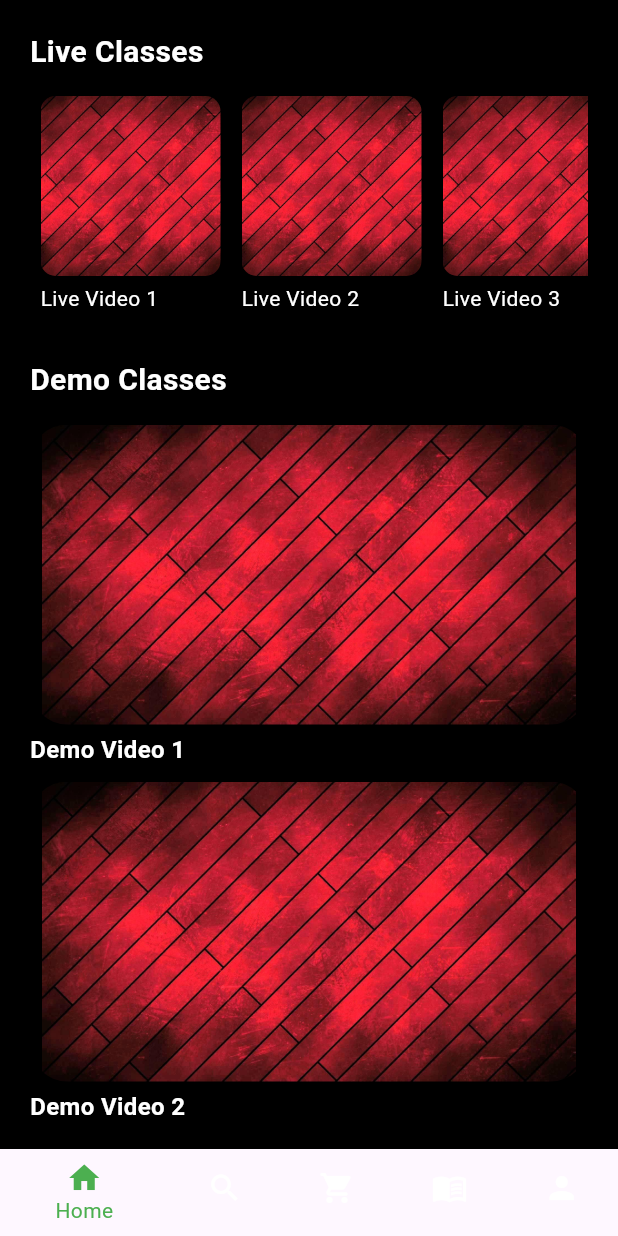
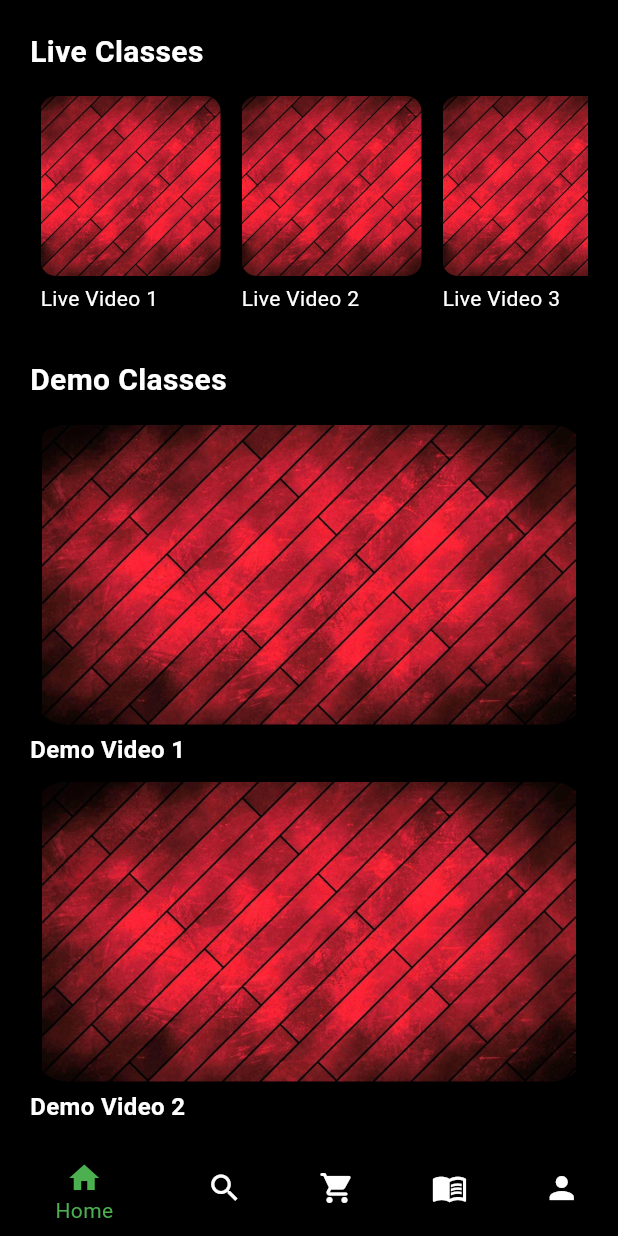
Before and after one commit to shourya0211/SPT, a Flutter app: the screen it shows after launch, on a phone screen of 412 x 824 dp. Run offline on Flutter 3.47's test engine with Material 3 defaults, Android fonts, the phone set to English and light mode, and no system bars.

Commit message:
Bottom NavigationBar Updated.

```diff
--- a/lib/HomePage.dart
+++ b/lib/HomePage.dart
@@ -165,7 +165,7 @@ class HomePageState extends State<HomePage> {
 
         // Search page
         Padding(
-          padding: const EdgeInsets.symmetric(vertical: 50,horizontal: 25),
+          padding: const EdgeInsets.symmetric(vertical: 50,horizontal: 32),
           child: Container(
             width: 300, // Adjust width as needed
             decoration: BoxDecoration(
@@ -215,27 +215,32 @@ class HomePageState extends State<HomePage> {
 
       ][_selectedIndex],
       bottomNavigationBar: BottomNavigationBar(
-        backgroundColor: Colors.black,
+        backgroundColor: Colors.black, // Set background color to black
         items: const <BottomNavigationBarItem>[
           BottomNavigationBarItem(
             icon: Icon(Icons.home),
             label: 'Home',
+            backgroundColor: Colors.black
           ),
           BottomNavigationBarItem(
             icon: Icon(Icons.search),
             label: 'Search',
+              backgroundColor: Colors.black
           ),
           BottomNavigationBarItem(
             icon: Icon(Icons.shopping_cart_rounded),
             label: 'Cart',
+              backgroundColor: Colors.black
           ),
           BottomNavigationBarItem(
             icon: Icon(Icons.menu_book_outlined),
             label: 'My Course',
+              backgroundColor: Colors.black
           ),
           BottomNavigationBarItem(
             icon: Icon(Icons.person),
             label: 'Profile',
+              backgroundColor: Colors.black
           ),
         ],
         currentIndex: _selectedIndex,
@@ -243,6 +248,7 @@ class HomePageState extends State<HomePage> {
         unselectedItemColor: Colors.white,
         onTap: _onItemTapped,
       ),
+
     );
   }
 }
```
